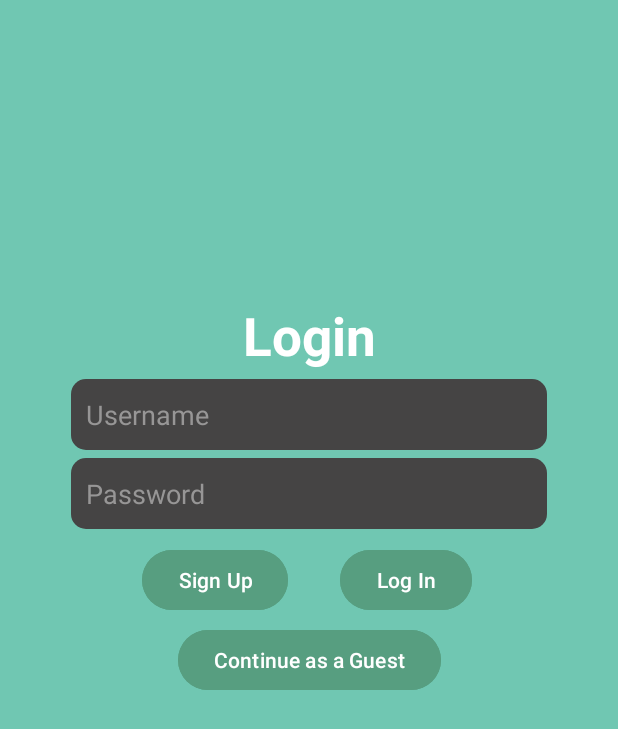
After one commit to CMPUT301F25-kraken/krakenhax, an Android app: the fragment LoginFragment shown on its own in the app's theme, on a phone screen of 412 x 824 dp. The commit adds this screen. Shown: the top 729 px of the screen. Run offline under Robolectric (Android 15) with nearby library versions, the light colour scheme and no system bars.

Commit message:
Added First Login pages and profile class

```diff
--- a/Code/app/src/main/AndroidManifest.xml
+++ b/Code/app/src/main/AndroidManifest.xml
@@ -11,6 +11,7 @@
         android:roundIcon="@mipmap/ic_launcher_round"
         android:supportsRtl="true"
         android:theme="@style/Theme.KrakenHax">
+
         <activity
             android:name=".MainActivity"
             android:exported="true">
--- /dev/null
+++ b/Code/app/src/main/java/com/kraken/krakenhax/LoginFragment.java
@@ -0,0 +1,53 @@
+package com.kraken.krakenhax;
+
+import android.os.Bundle;
+import android.view.LayoutInflater;
+import android.view.View;
+import android.view.ViewGroup;
+import android.widget.Button;
+import android.widget.EditText;
+
+import androidx.annotation.NonNull;
+import androidx.fragment.app.Fragment;
+
+public class LoginFragment extends Fragment {
+    public Button signup;
+    public Button login;
+    public EditText unText;
+    public EditText pwdText;
+    public Button guest;
+
+    public LoginFragment(){
+
+    }
+
+    //public static LoginFragment newInstance(Profile profile) {
+      //  LoginFragment fragment = new LoginFragment();
+        //Bundle args = new Bundle();
+        //args.putSerializable("profile", profile);
+        //fragment.setArguments(args);
+        //return fragment;
+    //}
+    @Override
+    public void onCreate( Bundle savedInstanceState ) {
+        super.onCreate(savedInstanceState);
+
+    }
+    @Override
+    public View onCreateView(LayoutInflater inflater, ViewGroup container,
+                             Bundle savedInstanceState){
+        View view = getLayoutInflater().inflate(R.layout.fragment_login, container, false);
+        signup = view.findViewById(R.id.signup_button);
+        login = view.findViewById(R.id.login_button);
+        unText = view.findViewById(R.id.UsernameEditText);
+        pwdText = view.findViewById(R.id.PasswordEditText);
+        guest = view.findViewById(R.id.guest_button);
+
+
+
+
+        return view;
+
+    }
+
+}
--- /dev/null
+++ b/Code/app/src/main/java/com/kraken/krakenhax/SignUpFragment.java
@@ -0,0 +1,5 @@
+package com.kraken.krakenhax;
+
+public class SignUpFragment {
+
+}
--- /dev/null
+++ b/Code/app/src/main/java/com/kraken/krakenhax/TypeChooserFragment.java
@@ -0,0 +1,5 @@
+package com.kraken.krakenhax;
+
+public class TypeChooserFragment {
+
+}
--- /dev/null
+++ b/Code/app/src/main/res/drawable/rounded_edittext_background.xml
@@ -0,0 +1,8 @@
+<?xml version="1.0" encoding="utf-8"?>
+<shape xmlns:android="http://schemas.android.com/apk/res/android">
+
+    <corners android:radius="10dp" /> <!-- Adjust the radius for desired roundness -->
+    <solid android:color="@color/loginEditTextColor" />
+    <padding android:left="10dp"/>
+
+</shape>
--- /dev/null
+++ b/Code/app/src/main/res/layout/fragment_login.xml
@@ -0,0 +1,82 @@
+<?xml version="1.0" encoding="utf-8"?>
+<androidx.constraintlayout.widget.ConstraintLayout xmlns:android="http://schemas.android.com/apk/res/android"
+    xmlns:app="http://schemas.android.com/apk/res-auto"
+    xmlns:tools="http://schemas.android.com/tools"
+    android:id="@+id/login"
+    android:layout_width="match_parent"
+    android:layout_height="match_parent"
+    android:background="@color/loginBackground"
+    tools:context=".MainActivity">
+
+    <EditText
+        android:id="@+id/UsernameEditText"
+        android:layout_width="317dp"
+        android:layout_height="47dp"
+        android:layout_marginTop="5dp"
+        android:background="@drawable/rounded_edittext_background"
+        android:text="Username"
+        android:textColor="@color/loginTextColor"
+        app:layout_constraintEnd_toEndOf="parent"
+        app:layout_constraintStart_toStartOf="parent"
+        app:layout_constraintTop_toBottomOf="@+id/textView3" />
+
+    <EditText
+        android:id="@+id/PasswordEditText"
+        android:layout_width="317dp"
+        android:layout_height="47dp"
+        android:layout_marginTop="5dp"
+        android:background="@drawable/rounded_edittext_background"
+        android:text="Password"
+        android:textColor="@color/loginTextColor"
+        app:layout_constraintEnd_toEndOf="parent"
+        app:layout_constraintStart_toStartOf="parent"
+        app:layout_constraintTop_toBottomOf="@+id/UsernameEditText" />
+
+    <TextView
+        android:id="@+id/textView3"
+        android:layout_width="wrap_content"
+        android:layout_height="wrap_content"
+        android:layout_marginTop="200dp"
+        android:text="Login"
+        android:textColor="#FFFFFF"
+        android:textSize="35sp"
+        android:textStyle="bold"
+        app:layout_constraintEnd_toEndOf="parent"
+        app:layout_constraintStart_toStartOf="parent"
+        app:layout_constraintTop_toTopOf="parent" />
+
+    <Button
+        android:id="@+id/signup_button"
+        android:layout_width="wrap_content"
+        android:layout_height="wrap_content"
+        android:layout_marginTop="10dp"
+        android:backgroundTint="@color/LoginButtonColor"
+        android:text="Sign Up"
+        app:layout_constraintEnd_toEndOf="parent"
+        app:layout_constraintHorizontal_bias="0.3"
+        app:layout_constraintStart_toStartOf="parent"
+        app:layout_constraintTop_toBottomOf="@+id/PasswordEditText" />
+
+    <Button
+        android:id="@+id/login_button"
+        android:layout_width="wrap_content"
+        android:layout_height="wrap_content"
+        android:layout_marginTop="10dp"
+        android:backgroundTint="@color/LoginButtonColor"
+        android:text="Log In"
+        app:layout_constraintEnd_toEndOf="parent"
+        app:layout_constraintHorizontal_bias="0.7"
+        app:layout_constraintStart_toStartOf="parent"
+        app:layout_constraintTop_toBottomOf="@+id/PasswordEditText" />
+
+    <Button
+        android:id="@+id/guest_button"
+        android:layout_width="wrap_content"
+        android:layout_height="wrap_content"
+        android:layout_marginTop="5dp"
+        android:text="Continue as a Guest"
+        android:backgroundTint="@color/LoginButtonColor"
+        app:layout_constraintEnd_toEndOf="parent"
+        app:layout_constraintStart_toStartOf="parent"
+        app:layout_constraintTop_toBottomOf="@+id/signup_button" />
+</androidx.constraintlayout.widget.ConstraintLayout>
--- /dev/null
+++ b/Code/app/src/main/res/layout/fragment_type.xml
@@ -0,0 +1,6 @@
+<?xml version="1.0" encoding="utf-8"?>
+<androidx.constraintlayout.widget.ConstraintLayout xmlns:android="http://schemas.android.com/apk/res/android"
+    android:layout_width="match_parent"
+    android:layout_height="match_parent">
+
+</androidx.constraintlayout.widget.ConstraintLayout>
--- a/Code/app/src/main/res/values/colors.xml
+++ b/Code/app/src/main/res/values/colors.xml
@@ -2,4 +2,8 @@
 <resources>
     <color name="black">#FF000000</color>
     <color name="white">#FFFFFFFF</color>
+    <color name="loginBackground">#70C7B2</color>
+    <color name="LoginButtonColor">#579E80</color>
+    <color name="loginEditTextColor">#454444</color>
+    <color name="loginTextColor">#979696</color>
 </resources>
```
Also changed, not shown: Code/app/src/main/java/com/kraken/krakenhax/Profile.java (added, +48 -0 lines), Code/app/src/main/res/layout/fragment_signup.xml (added, +72 -0 lines).
